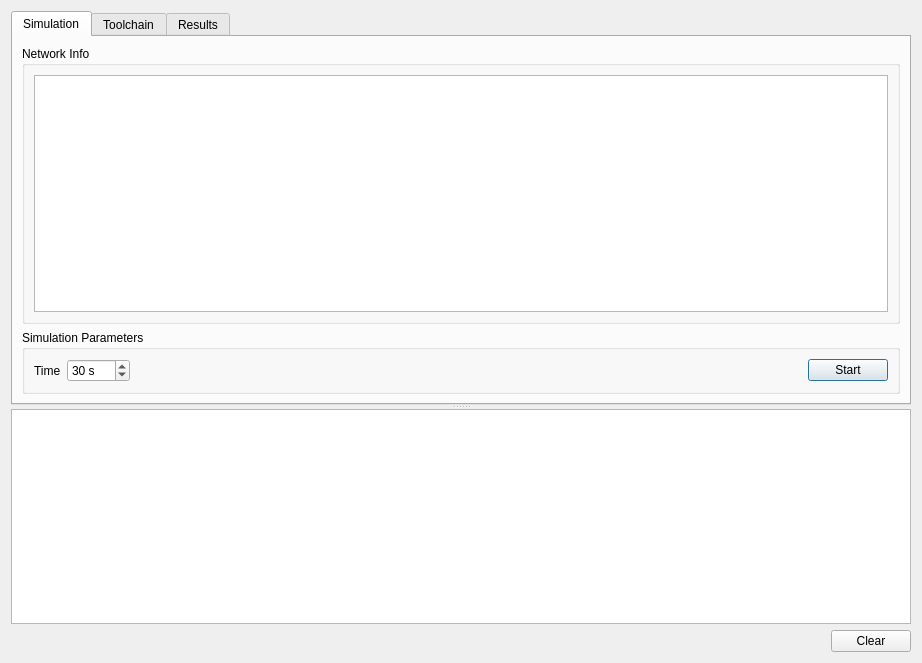
The window that dpss/src/simu/graph_om/CGraphSimulatorDialog.ui (ArsMasiuk/DPSE) describes before a commit, drawn with Qt 5.
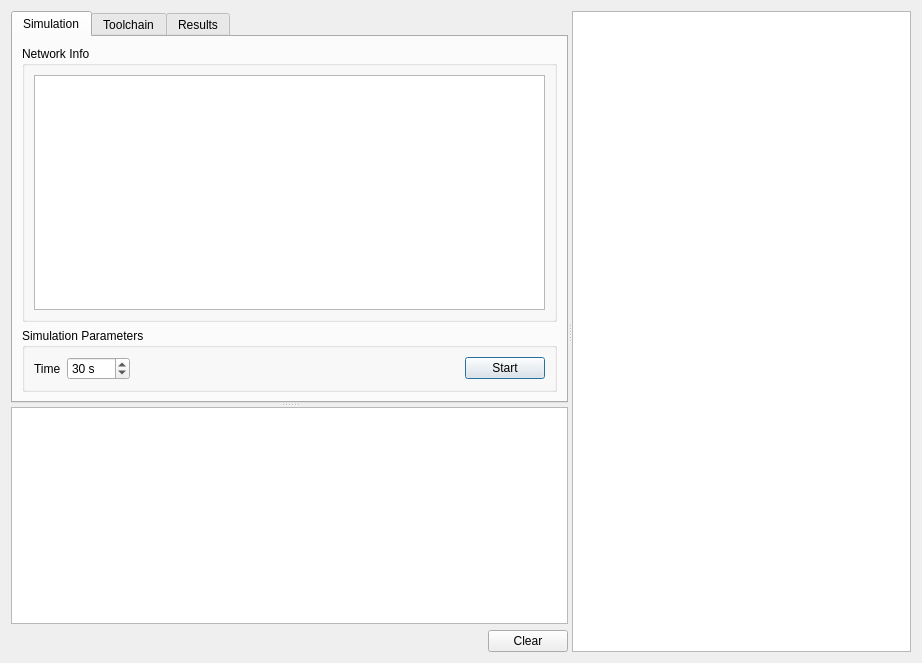
The same window after the commit. Custom widgets are drawn as their Qt base class.

Patch:
```diff
--- a/dpss/src/simu/graph_om/CGraphSimulatorDialog.ui
+++ b/dpss/src/simu/graph_om/CGraphSimulatorDialog.ui
@@ -13,8 +13,12 @@
   <property name="windowTitle">
    <string>DPSE Graph Simulator</string>
   </property>
-  <layout class="QVBoxLayout" name="verticalLayout_3">
+  <layout class="QVBoxLayout" name="verticalLayout_9">
    <item>
+    <widget class="QSplitter" name="splitter_2">
+     <property name="orientation">
+      <enum>Qt::Horizontal</enum>
+     </property>
     <widget class="QSplitter" name="splitter">
      <property name="orientation">
       <enum>Qt::Vertical</enum>
@@ -231,8 +235,10 @@
        </layout>
       </widget>
      </widget>
+      <widget class="QWidget" name="">
+       <layout class="QVBoxLayout" name="verticalLayout_3">
+        <item>
      <widget class="QTextBrowser" name="Console"/>
-    </widget>
    </item>
    <item>
     <layout class="QHBoxLayout" name="horizontalLayout_2">
@@ -260,6 +266,19 @@
    </item>
   </layout>
  </widget>
+     </widget>
+     <widget class="CEditorView" name="SceneView"/>
+    </widget>
+   </item>
+  </layout>
+ </widget>
+ <customwidgets>
+  <customwidget>
+   <class>CEditorView</class>
+   <extends>QGraphicsView</extends>
+   <header>qvge/CEditorView.h</header>
+  </customwidget>
+ </customwidgets>
  <tabstops>
   <tabstop>Tabs</tabstop>
   <tabstop>NetInfo</tabstop>
```
Lines whose indentation alone changed are shown as unchanged.
